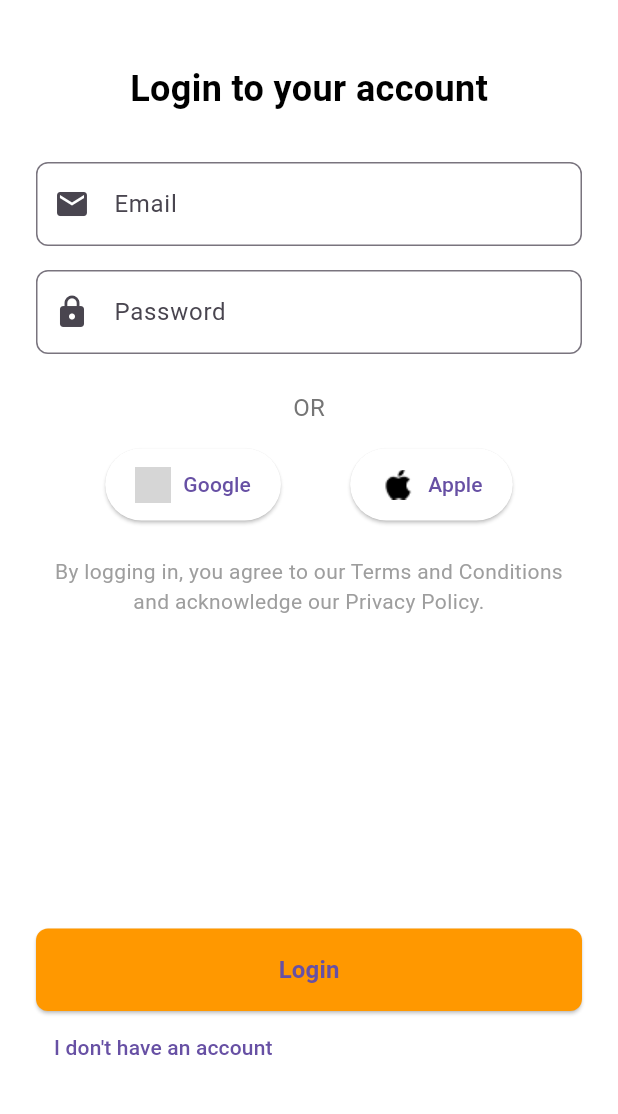
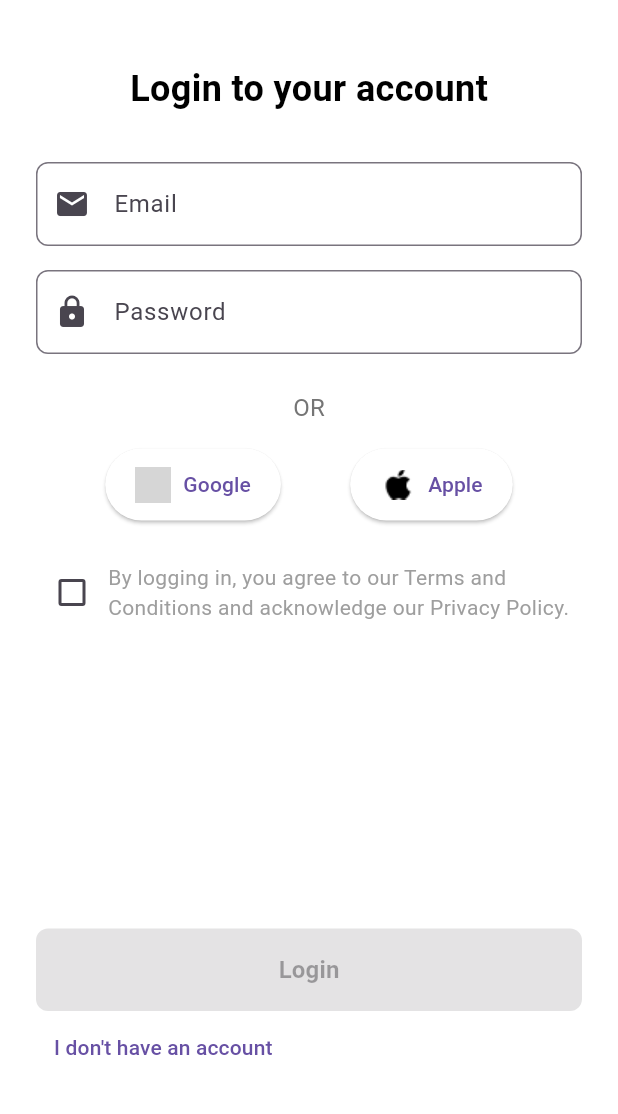
Before and after one commit to steve2700/toota-mobile-sa, a Flutter app: the screen it shows after launch, after a tap on "I already have an account", on a phone screen of 412 x 824 dp, the part 117-1231 px from its top. Run offline on Flutter 3.47's test engine with Material 3 defaults, Android fonts, the phone set to English and light mode, and no system bars; our stand-ins replace dio, flutter_riverpod, flutter_svg, font_awesome_flutter, geolocator, google_maps_flutter; missing offline and left inert: google_maps_flutter_platform_interface; grey boxes are pictures that could not be loaded.

Commit message:
added check box for agree terms in login screen

```diff
--- a/toota_mobile_sa/lib/screens/login_screen/login_screen.dart
+++ b/toota_mobile_sa/lib/screens/login_screen/login_screen.dart
@@ -16,8 +16,16 @@ class _LoginScreenState extends ConsumerState<LoginScreen> {
   final TextEditingController _emailController = TextEditingController();
   final TextEditingController _passwordController = TextEditingController();
   bool isLoading = false;
+  bool isChecked = false; // Checkbox state
 
   void _login() async {
+    if (!isChecked) {
+      ScaffoldMessenger.of(context).showSnackBar(
+        const SnackBar(content: Text("You must agree to the terms and conditions to login")),
+      );
+      return;
+    }
+
     final email = _emailController.text.trim();
     final password = _passwordController.text.trim();
 
@@ -80,7 +88,6 @@ class _LoginScreenState extends ConsumerState<LoginScreen> {
                 style: TextStyle(fontSize: 24, fontWeight: FontWeight.bold, color: Colors.black),
               ),
             ),
-
             const SizedBox(height: 32),
             TextField(
               controller: _emailController,
@@ -130,16 +137,29 @@ class _LoginScreenState extends ConsumerState<LoginScreen> {
               ],
             ),
             const SizedBox(height: 24),
-            const Text(
-              'By logging in, you agree to our Terms and Conditions and acknowledge our Privacy Policy.',
-              style: TextStyle(fontSize: 14, color: Colors.grey),
-              textAlign: TextAlign.center,
+            Row(
+              children: [
+                Checkbox(
+                  value: isChecked,
+                  onChanged: (bool? value) {
+                    setState(() {
+                      isChecked = value ?? false;
+                    });
+                  },
+                ),
+                const Expanded(
+                  child: Text(
+                    'By logging in, you agree to our Terms and Conditions and acknowledge our Privacy Policy.',
+                    style: TextStyle(fontSize: 14, color: Colors.grey),
+                  ),
+                ),
+              ],
             ),
             const Spacer(),
             SizedBox(
               width: width,
               child: ElevatedButton(
-                onPressed: isLoading ? null : _login,
+                onPressed: isLoading || !isChecked ? null : _login,
                 style: ElevatedButton.styleFrom(
                   backgroundColor: Colors.orange,
                   padding: const EdgeInsets.symmetric(vertical: 16),
```
